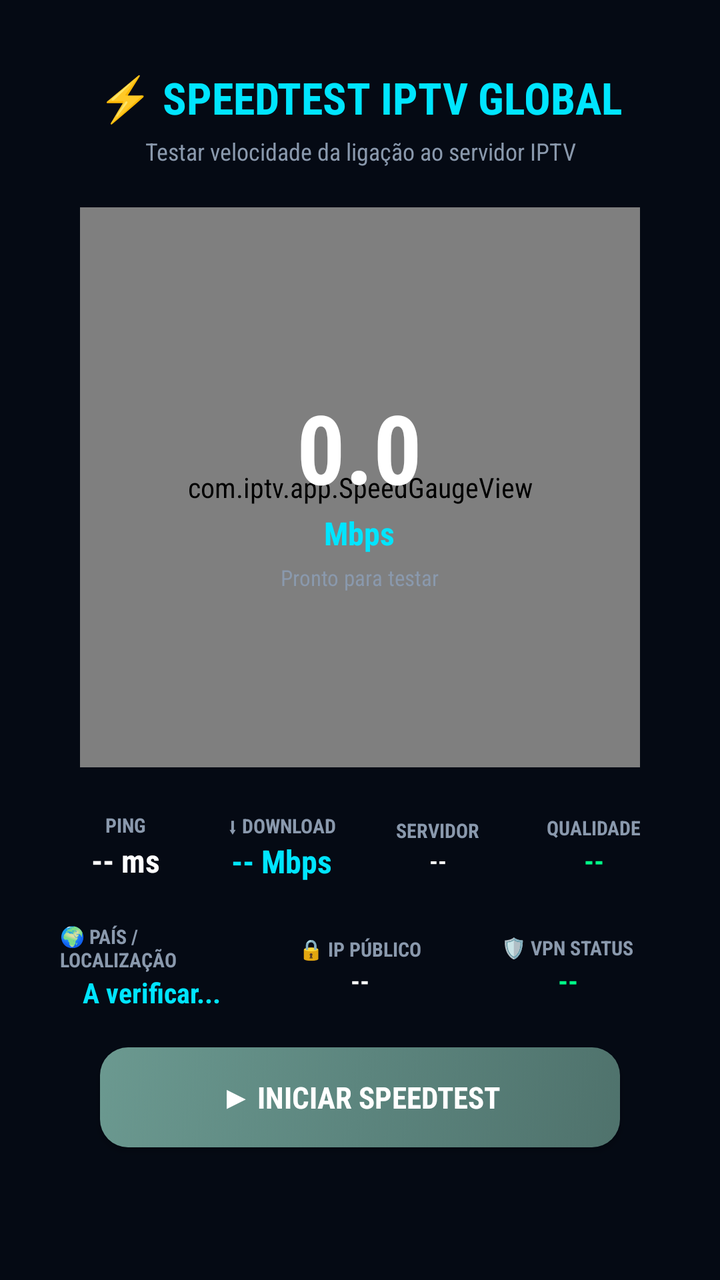
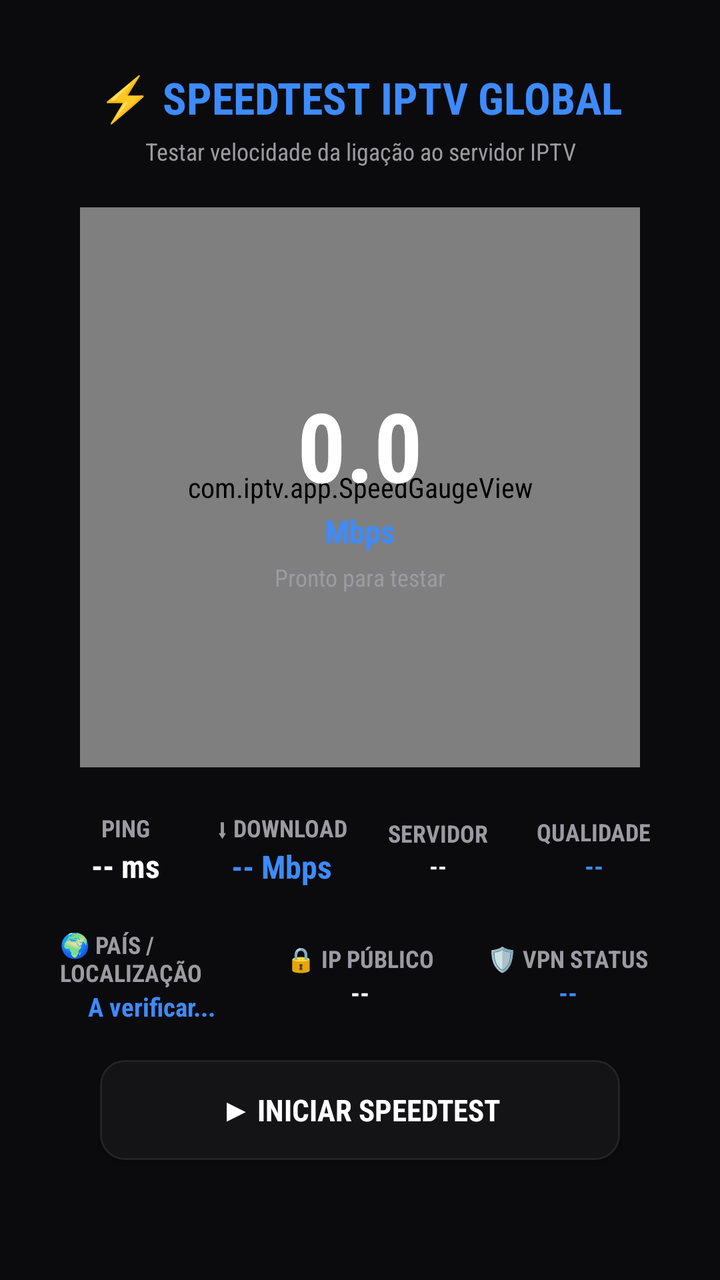

Compare the two renders of this Android layout. The source of the first and the diff that turns it into the second are given below.
<!-- AndroidManifest.xml: activity theme AppTheme -->
<!-- res/layout/activity_speedtest.xml -->
<?xml version="1.0" encoding="utf-8"?>
<RelativeLayout xmlns:android="http://schemas.android.com/apk/res/android"
    android:layout_width="match_parent"
    android:layout_height="match_parent"
    android:background="#050A14"
    android:padding="24dp">

    
    <TextView
        android:id="@+id/tvSpeedTitle"
        android:layout_width="match_parent"
        android:layout_height="wrap_content"
        android:text="⚡ SPEEDTEST IPTV GLOBAL"
        android:textColor="#00E5FF"
        android:textSize="22sp"
        android:textStyle="bold"
        android:gravity="center"
        android:layout_marginTop="10dp" />

    <TextView
        android:id="@+id/tvSpeedSubtitle"
        android:layout_width="match_parent"
        android:layout_height="wrap_content"
        android:layout_below="@id/tvSpeedTitle"
        android:text="Testar velocidade da ligação ao servidor IPTV"
        android:textColor="#8A99AD"
        android:textSize="12sp"
        android:gravity="center"
        android:layout_marginTop="4dp" />

    
    <FrameLayout
        android:id="@+id/flGauge"
        android:layout_width="280dp"
        android:layout_height="280dp"
        android:layout_centerInParent="true"
        android:layout_below="@id/tvSpeedSubtitle"
        android:layout_marginTop="20dp"
        android:layout_centerHorizontal="true">

        
        <com.iptv.app.SpeedGaugeView
            android:id="@+id/speedGaugeView"
            android:layout_width="match_parent"
            android:layout_height="match_parent" />

        
        <LinearLayout
            android:layout_width="wrap_content"
            android:layout_height="wrap_content"
            android:layout_gravity="center"
            android:orientation="vertical"
            android:gravity="center">

            <TextView
                android:id="@+id/tvSpeedValue"
                android:layout_width="wrap_content"
                android:layout_height="wrap_content"
                android:text="0.0"
                android:textColor="@color/text_primary"
                android:textSize="48sp"
                android:textStyle="bold" />

            <TextView
                android:id="@+id/tvSpeedUnit"
                android:layout_width="wrap_content"
                android:layout_height="wrap_content"
                android:text="Mbps"
                android:textColor="#00E5FF"
                android:textSize="16sp"
                android:textStyle="bold" />

            <TextView
                android:id="@+id/tvSpeedStatus"
                android:layout_width="wrap_content"
                android:layout_height="wrap_content"
                android:text="Pronto para testar"
                android:textColor="#8A99AD"
                android:textSize="11sp"
                android:layout_marginTop="4dp" />
        </LinearLayout>
    </FrameLayout>

    
    <LinearLayout
        android:id="@+id/llResults"
        android:layout_width="match_parent"
        android:layout_height="wrap_content"
        android:layout_below="@id/flGauge"
        android:layout_marginTop="16dp"
        android:orientation="horizontal"
        android:gravity="center"
        android:weightSum="4">

        <LinearLayout
            android:layout_width="0dp"
            android:layout_height="wrap_content"
            android:layout_weight="1"
            android:orientation="vertical"
            android:gravity="center"
            android:padding="6dp">

            <TextView
                android:layout_width="wrap_content"
                android:layout_height="wrap_content"
                android:text="PING"
                android:textColor="#8A99AD"
                android:textSize="10sp"
                android:textStyle="bold" />

            <TextView
                android:id="@+id/tvPing"
                android:layout_width="wrap_content"
                android:layout_height="wrap_content"
                android:text="-- ms"
                android:textColor="@color/text_primary"
                android:textSize="16sp"
                android:textStyle="bold" />
        </LinearLayout>

        <LinearLayout
            android:layout_width="0dp"
            android:layout_height="wrap_content"
            android:layout_weight="1"
            android:orientation="vertical"
            android:gravity="center"
            android:padding="6dp">

            <TextView
                android:layout_width="wrap_content"
                android:layout_height="wrap_content"
                android:text="⬇ DOWNLOAD"
                android:textColor="#8A99AD"
                android:textSize="10sp"
                android:textStyle="bold" />

            <TextView
                android:id="@+id/tvDownload"
                android:layout_width="wrap_content"
                android:layout_height="wrap_content"
                android:text="-- Mbps"
                android:textColor="#00E5FF"
                android:textSize="16sp"
                android:textStyle="bold" />
        </LinearLayout>

        <LinearLayout
            android:layout_width="0dp"
            android:layout_height="wrap_content"
            android:layout_weight="1"
            android:orientation="vertical"
            android:gravity="center"
            android:padding="6dp">

            <TextView
                android:layout_width="wrap_content"
                android:layout_height="wrap_content"
                android:text="SERVIDOR"
                android:textColor="#8A99AD"
                android:textSize="10sp"
                android:textStyle="bold" />

            <TextView
                android:id="@+id/tvServer"
                android:layout_width="wrap_content"
                android:layout_height="wrap_content"
                android:text="--"
                android:textColor="@color/text_primary"
                android:textSize="12sp"
                android:textStyle="bold" />
        </LinearLayout>

        <LinearLayout
            android:layout_width="0dp"
            android:layout_height="wrap_content"
            android:layout_weight="1"
            android:orientation="vertical"
            android:gravity="center"
            android:padding="6dp">

            <TextView
                android:layout_width="wrap_content"
                android:layout_height="wrap_content"
                android:text="QUALIDADE"
                android:textColor="#8A99AD"
                android:textSize="10sp"
                android:textStyle="bold" />

            <TextView
                android:id="@+id/tvQuality"
                android:layout_width="wrap_content"
                android:layout_height="wrap_content"
                android:text="--"
                android:textColor="@color/status_online"
                android:textSize="14sp"
                android:textStyle="bold" />
        </LinearLayout>
    </LinearLayout>

    
    <LinearLayout
        android:id="@+id/llVpnInfo"
        android:layout_width="match_parent"
        android:layout_height="wrap_content"
        android:layout_below="@id/llResults"
        android:layout_marginTop="8dp"
        android:orientation="horizontal"
        android:gravity="center"
        android:weightSum="3">

        <LinearLayout
            android:layout_width="0dp"
            android:layout_height="wrap_content"
            android:layout_weight="1"
            android:orientation="vertical"
            android:gravity="center"
            android:padding="6dp">

            <TextView
                android:layout_width="wrap_content"
                android:layout_height="wrap_content"
                android:text="🌍 PAÍS / LOCALIZAÇÃO"
                android:textColor="#8A99AD"
                android:textSize="10sp"
                android:textStyle="bold" />

            <TextView
                android:id="@+id/tvCountry"
                android:layout_width="wrap_content"
                android:layout_height="wrap_content"
                android:text="A verificar..."
                android:textColor="#00E5FF"
                android:textSize="14sp"
                android:textStyle="bold" />
        </LinearLayout>

        <LinearLayout
            android:layout_width="0dp"
            android:layout_height="wrap_content"
            android:layout_weight="1"
            android:orientation="vertical"
            android:gravity="center"
            android:padding="6dp">

            <TextView
                android:layout_width="wrap_content"
                android:layout_height="wrap_content"
                android:text="🔒 IP PÚBLICO"
                android:textColor="#8A99AD"
                android:textSize="10sp"
                android:textStyle="bold" />

            <TextView
                android:id="@+id/tvPublicIp"
                android:layout_width="wrap_content"
                android:layout_height="wrap_content"
                android:text="--"
                android:textColor="@color/text_primary"
                android:textSize="13sp"
                android:textStyle="bold" />
        </LinearLayout>

        <LinearLayout
            android:layout_width="0dp"
            android:layout_height="wrap_content"
            android:layout_weight="1"
            android:orientation="vertical"
            android:gravity="center"
            android:padding="6dp">

            <TextView
                android:layout_width="wrap_content"
                android:layout_height="wrap_content"
                android:text="🛡 VPN STATUS"
                android:textColor="#8A99AD"
                android:textSize="10sp"
                android:textStyle="bold" />

            <TextView
                android:id="@+id/tvVpnStatus"
                android:layout_width="wrap_content"
                android:layout_height="wrap_content"
                android:text="--"
                android:textColor="@color/status_online"
                android:textSize="14sp"
                android:textStyle="bold" />
        </LinearLayout>
    </LinearLayout>

    
    <Button
        android:id="@+id/btnStartTest"
        android:layout_width="260dp"
        android:layout_height="50dp"
        android:layout_below="@id/llVpnInfo"
        android:layout_centerHorizontal="true"
        android:layout_marginTop="12dp"
        android:background="@drawable/bg_smarters_sage"
        android:text="▶ INICIAR SPEEDTEST"
        android:textColor="@color/text_primary"
        android:textSize="15sp"
        android:textStyle="bold"
        android:textAllCaps="false"
        android:focusable="true" />

</RelativeLayout>
<!-- resources referenced by this layout -->
<resources>
  <color name="status_online">#00FF88</color>
  <color name="text_primary">#FFFFFF</color>
  <!-- drawable bg_smarters_sage (drawable) -->
  <?xml version="1.0" encoding="utf-8"?>
  <selector xmlns:android="http://schemas.android.com/apk/res/android">
      <item android:state_focused="true">
          <shape android:shape="rectangle">
              <gradient android:angle="135" android:startColor="#80C8B8" android:centerColor="#95DED1" android:endColor="#AAEBDC" android:type="linear" />
              <corners android:radius="14dp" />
              <stroke android:width="2dp" android:color="#FFFFFF" />
          </shape>
      </item>
      <item>
          <shape android:shape="rectangle">
              <gradient android:angle="135" android:startColor="#4F726C" android:centerColor="#5C857E" android:endColor="#6B9990" android:type="linear" />
              <corners android:radius="14dp" />
          </shape>
      </item>
  </selector>
  <style name="AppTheme" parent="Theme.AppCompat.NoActionBar">
          <item name="android:fontFamily">sans-serif-condensed</item>
          <item name="android:windowAnimationStyle">@style/AppWindowTransition</item>
          <item name="android:windowBackground">@color/bg_primary</item>
          <item name="colorPrimary">@color/bg_elevated</item>
          <item name="colorPrimaryDark">@color/bg_primary</item>
          <item name="colorAccent">@color/accent</item>
          <item name="android:textColorPrimary">@color/text_primary</item>
          <item name="android:textColorSecondary">@color/text_secondary</item>
      </style>
  <style name="AppWindowTransition" parent="android:Animation.Activity">
          <item name="android:activityOpenEnterAnimation">@anim/fade_in</item>
          <item name="android:activityOpenExitAnimation">@anim/fade_out</item>
          <item name="android:activityCloseEnterAnimation">@anim/fade_in</item>
          <item name="android:activityCloseExitAnimation">@anim/fade_out</item>
      </style>
  <color name="bg_primary">#0B0B0D</color>
  <color name="bg_elevated">#1A1A1C</color>
  <color name="accent">#3D8BFF</color>
  <color name="text_secondary">#9B9BA1</color>
</resources>

<!-- the commit's change to res/layout/activity_speedtest.xml (unified diff, before → after) -->
@@ -2,7 +2,7 @@
 <RelativeLayout xmlns:android="http://schemas.android.com/apk/res/android"
     android:layout_width="match_parent"
     android:layout_height="match_parent"
-    android:background="#050A14"
+    android:background="@color/bg_primary"
     android:padding="24dp">
 
     
@@ -11,8 +11,8 @@
         android:layout_width="match_parent"
         android:layout_height="wrap_content"
         android:text="⚡ SPEEDTEST IPTV GLOBAL"
-        android:textColor="#00E5FF"
-        android:textSize="22sp"
+        android:textColor="@color/accent"
+        android:textSize="@dimen/text_title"
         android:textStyle="bold"
         android:gravity="center"
         android:layout_marginTop="10dp" />
@@ -23,8 +23,8 @@
         android:layout_height="wrap_content"
         android:layout_below="@id/tvSpeedTitle"
         android:text="Testar velocidade da ligação ao servidor IPTV"
-        android:textColor="#8A99AD"
-        android:textSize="12sp"
+        android:textColor="@color/text_secondary"
+        android:textSize="@dimen/text_label"
         android:gravity="center"
         android:layout_marginTop="4dp" />
 
@@ -66,8 +66,8 @@
                 android:layout_width="wrap_content"
                 android:layout_height="wrap_content"
                 android:text="Mbps"
-                android:textColor="#00E5FF"
-                android:textSize="16sp"
+                android:textColor="@color/accent"
+                android:textSize="@dimen/text_item"
                 android:textStyle="bold" />
 
             <TextView
@@ -75,8 +75,8 @@
                 android:layout_width="wrap_content"
                 android:layout_height="wrap_content"
                 android:text="Pronto para testar"
-                android:textColor="#8A99AD"
-                android:textSize="11sp"
+                android:textColor="@color/text_secondary"
+                android:textSize="@dimen/text_label"
                 android:layout_marginTop="4dp" />
         </LinearLayout>
     </FrameLayout>
@@ -104,8 +104,8 @@
                 android:layout_width="wrap_content"
                 android:layout_height="wrap_content"
                 android:text="PING"
-                android:textColor="#8A99AD"
-                android:textSize="10sp"
+                android:textColor="@color/text_secondary"
+                android:textSize="@dimen/text_label"
                 android:textStyle="bold" />
 
             <TextView
@@ -114,7 +114,7 @@
                 android:layout_height="wrap_content"
                 android:text="-- ms"
                 android:textColor="@color/text_primary"
-                android:textSize="16sp"
+                android:textSize="@dimen/text_item"
                 android:textStyle="bold" />
         </LinearLayout>
 
@@ -130,8 +130,8 @@
                 android:layout_width="wrap_content"
                 android:layout_height="wrap_content"
                 android:text="⬇ DOWNLOAD"
-                android:textColor="#8A99AD"
-                android:textSize="10sp"
+                android:textColor="@color/text_secondary"
+                android:textSize="@dimen/text_label"
                 android:textStyle="bold" />
 
             <TextView
@@ -139,8 +139,8 @@
                 android:layout_width="wrap_content"
                 android:layout_height="wrap_content"
                 android:text="-- Mbps"
-                android:textColor="#00E5FF"
-                android:textSize="16sp"
+                android:textColor="@color/accent"
+                android:textSize="@dimen/text_item"
                 android:textStyle="bold" />
         </LinearLayout>
 
@@ -156,8 +156,8 @@
                 android:layout_width="wrap_content"
                 android:layout_height="wrap_content"
                 android:text="SERVIDOR"
-                android:textColor="#8A99AD"
-                android:textSize="10sp"
+                android:textColor="@color/text_secondary"
+                android:textSize="@dimen/text_label"
                 android:textStyle="bold" />
 
             <TextView
@@ -166,7 +166,7 @@
                 android:layout_height="wrap_content"
                 android:text="--"
                 android:textColor="@color/text_primary"
-                android:textSize="12sp"
+                android:textSize="@dimen/text_label"
                 android:textStyle="bold" />
         </LinearLayout>
 
@@ -182,8 +182,8 @@
                 android:layout_width="wrap_content"
                 android:layout_height="wrap_content"
                 android:text="QUALIDADE"
-                android:textColor="#8A99AD"
-                android:textSize="10sp"
+                android:textColor="@color/text_secondary"
+                android:textSize="@dimen/text_label"
                 android:textStyle="bold" />
 
             <TextView
@@ -192,7 +192,7 @@
                 android:layout_height="wrap_content"
                 android:text="--"
                 android:textColor="@color/status_online"
-                android:textSize="14sp"
+                android:textSize="@dimen/text_meta"
                 android:textStyle="bold" />
         </LinearLayout>
     </LinearLayout>
@@ -220,8 +220,8 @@
                 android:layout_width="wrap_content"
                 android:layout_height="wrap_content"
                 android:text="🌍 PAÍS / LOCALIZAÇÃO"
-                android:textColor="#8A99AD"
-                android:textSize="10sp"
+                android:textColor="@color/text_secondary"
+                android:textSize="@dimen/text_label"
                 android:textStyle="bold" />
 
             <TextView
@@ -229,8 +229,8 @@
                 android:layout_width="wrap_content"
                 android:layout_height="wrap_content"
                 android:text="A verificar..."
-                android:textColor="#00E5FF"
-                android:textSize="14sp"
+                android:textColor="@color/accent"
+                android:textSize="@dimen/text_meta"
                 android:textStyle="bold" />
         </LinearLayout>
 
@@ -246,8 +246,8 @@
                 android:layout_width="wrap_content"
                 android:layout_height="wrap_content"
                 android:text="🔒 IP PÚBLICO"
-                android:textColor="#8A99AD"
-                android:textSize="10sp"
+                android:textColor="@color/text_secondary"
+                android:textSize="@dimen/text_label"
                 android:textStyle="bold" />
 
             <TextView
@@ -256,7 +256,7 @@
                 android:layout_height="wrap_content"
                 android:text="--"
                 android:textColor="@color/text_primary"
-                android:textSize="13sp"
+                android:textSize="@dimen/text_meta"
                 android:textStyle="bold" />
         </LinearLayout>
 
@@ -272,8 +272,8 @@
                 android:layout_width="wrap_content"
                 android:layout_height="wrap_content"
                 android:text="🛡 VPN STATUS"
-                android:textColor="#8A99AD"
-                android:textSize="10sp"
+                android:textColor="@color/text_secondary"
+                android:textSize="@dimen/text_label"
                 android:textStyle="bold" />
 
             <TextView
@@ -282,7 +282,7 @@
                 android:layout_height="wrap_content"
                 android:text="--"
                 android:textColor="@color/status_online"
-                android:textSize="14sp"
+                android:textSize="@dimen/text_meta"
                 android:textStyle="bold" />
         </LinearLayout>
     </LinearLayout>
@@ -298,7 +298,7 @@
         android:background="@drawable/bg_smarters_sage"
         android:text="▶ INICIAR SPEEDTEST"
         android:textColor="@color/text_primary"
-        android:textSize="15sp"
+        android:textSize="@dimen/text_body"
         android:textStyle="bold"
         android:textAllCaps="false"
         android:focusable="true" />
<!-- resource entries referenced after the edit -->
@@ -1,21 +1,22 @@
 <!-- resources referenced by this layout -->
 <resources>
-  <color name="status_online">#00FF88</color>
+  <color name="status_online">#3D8BFF</color>
   <color name="text_primary">#FFFFFF</color>
   <!-- drawable bg_smarters_sage (drawable) -->
   <?xml version="1.0" encoding="utf-8"?>
   <selector xmlns:android="http://schemas.android.com/apk/res/android">
       <item android:state_focused="true">
           <shape android:shape="rectangle">
-              <gradient android:angle="135" android:startColor="#80C8B8" android:centerColor="#95DED1" android:endColor="#AAEBDC" android:type="linear" />
-              <corners android:radius="14dp" />
-              <stroke android:width="2dp" android:color="#FFFFFF" />
+              <solid android:color="@color/accent_wash"/>
+              <corners android:radius="@dimen/radius_card"/>
+              <stroke android:width="@dimen/focus_stroke" android:color="@color/accent"/>
           </shape>
       </item>
       <item>
           <shape android:shape="rectangle">
-              <gradient android:angle="135" android:startColor="#4F726C" android:centerColor="#5C857E" android:endColor="#6B9990" android:type="linear" />
-              <corners android:radius="14dp" />
+              <solid android:color="@color/bg_elevated"/>
+              <corners android:radius="@dimen/radius_card"/>
+              <stroke android:width="1dp" android:color="@color/surface_line"/>
           </shape>
       </item>
   </selector>
@@ -29,6 +30,9 @@
           <item name="android:textColorPrimary">@color/text_primary</item>
           <item name="android:textColorSecondary">@color/text_secondary</item>
       </style>
+  <color name="accent_wash">#1A3D8BFF</color>
+  <dimen name="radius_card">12dp</dimen>
+  <dimen name="focus_stroke">2dp</dimen>
   <style name="AppWindowTransition" parent="android:Animation.Activity">
           <item name="android:activityOpenEnterAnimation">@anim/fade_in</item>
           <item name="android:activityOpenExitAnimation">@anim/fade_out</item>
@@ -36,8 +40,14 @@
           <item name="android:activityCloseExitAnimation">@anim/fade_out</item>
       </style>
   <color name="bg_primary">#0B0B0D</color>
-  <color name="bg_elevated">#1A1A1C</color>
+  <color name="bg_elevated">#141417</color>
+  <color name="surface_line">#232327</color>
   <color name="accent">#3D8BFF</color>
   <color name="text_secondary">#9B9BA1</color>
+  <dimen name="text_body">15sp</dimen>
+  <dimen name="text_item">16sp</dimen>
+  <dimen name="text_label">12sp</dimen>
+  <dimen name="text_meta">13sp</dimen>
+  <dimen name="text_title">22sp</dimen>
 </resources>
 
